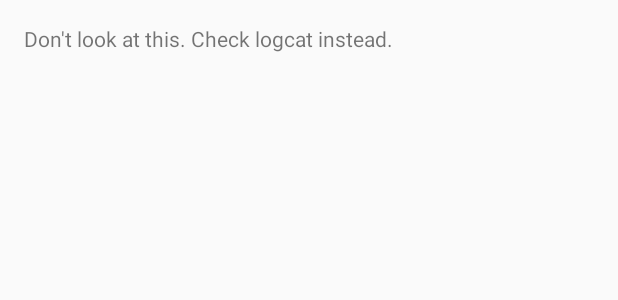
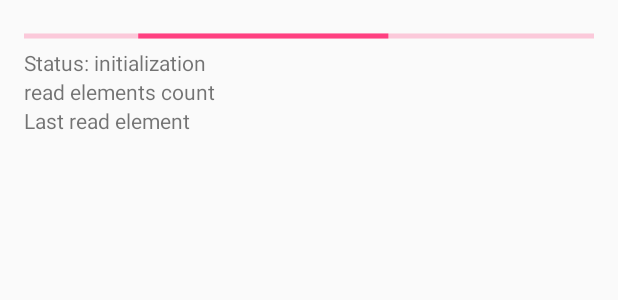
Before and after one commit to allco/RetrofitAndRxJava, an Android app: the layout activity_main.xml on its own in the app's theme, with its tools: preview values and no code run, on a phone screen of 412 x 824 dp. Shown: the top 300 px of the screen. Run offline under Robolectric (Android 15) with nearby library versions, the phone set to English and light mode, and no system bars.

```diff
--- a/app/src/main/AndroidManifest.xml
+++ b/app/src/main/AndroidManifest.xml
@@ -13,7 +13,9 @@
         android:theme="@style/AppTheme"
         android:networkSecurityConfig="@xml/network_security_config"
         >
-        <activity android:name=".MainActivity">
+        <activity android:name=".MainActivity"
+                  android:screenOrientation="portrait"
+            >
             <intent-filter>
                 <action android:name="android.intent.action.MAIN"/>
 
--- a/app/src/main/res/layout/activity_main.xml
+++ b/app/src/main/res/layout/activity_main.xml
@@ -1,19 +1,48 @@
 <?xml version="1.0" encoding="utf-8"?>
-<RelativeLayout
-    android:id="@+id/activity_main"
+<layout
     xmlns:android="http://schemas.android.com/apk/res/android"
     xmlns:tools="http://schemas.android.com/tools"
+    >
+
+    <LinearLayout
+        android:id="@+id/activity_main"
         android:layout_width="match_parent"
         android:layout_height="match_parent"
+        android:orientation="vertical"
         android:paddingBottom="@dimen/activity_vertical_margin"
         android:paddingLeft="@dimen/activity_horizontal_margin"
         android:paddingRight="@dimen/activity_horizontal_margin"
         android:paddingTop="@dimen/activity_vertical_margin"
         tools:context="com.alsk.onebyone.MainActivity"
         >
+
+        <ProgressBar
+            android:id="@+id/progressbar"
+            android:layout_width="fill_parent"
+            android:layout_height="wrap_content"
+            android:indeterminate="true"
+            style="?android:attr/progressBarStyleHorizontal"
+            />
+
         <TextView
+            android:id="@+id/tvStatus"
             android:layout_width="wrap_content"
             android:layout_height="wrap_content"
-        android:text="Don't look at this. Check logcat instead."
+            android:text="Status: initialization"
             />
-</RelativeLayout>
+
+        <TextView
+            android:id="@+id/tvCounter"
+            android:layout_width="wrap_content"
+            android:layout_height="wrap_content"
+            tools:text="read elements count"
+            />
+
+        <TextView
+            android:id="@+id/tvLastElement"
+            android:layout_width="wrap_content"
+            android:layout_height="wrap_content"
+            tools:text="Last read element"
+            />
+    </LinearLayout>
+</layout>
--- a/build.gradle
+++ b/build.gradle
@@ -5,7 +5,7 @@ buildscript {
         jcenter()
     }
     dependencies {
-        classpath 'com.android.tools.build:gradle:2.2.2'
+        classpath 'com.android.tools.build:gradle:2.2.3'
         classpath 'me.tatarka:gradle-retrolambda:3.2.5'
 
         // NOTE: Do not place your application dependencies here; they belong
```
Also changed, not shown: app/build.gradle (+6 -2 lines), app/src/main/java/com/alsk/onebyone/MainActivity.java (+83 -33 lines), 1 other file. Lines whose indentation alone changed are shown as unchanged.
